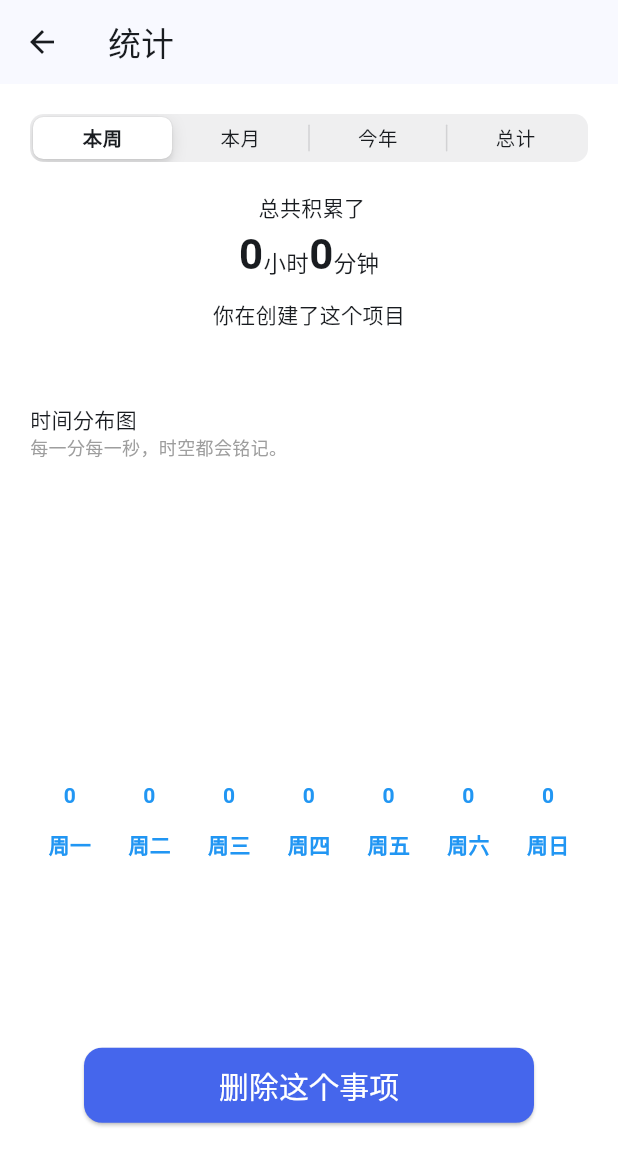
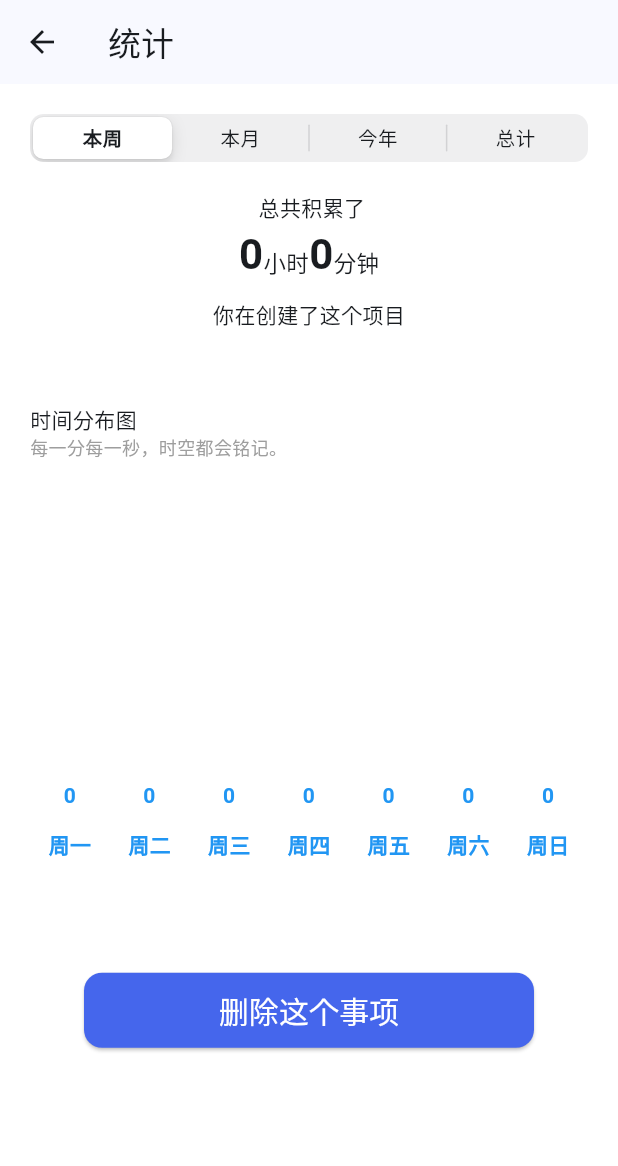
Before and after one commit to You0/time_statistics, a Flutter app: the TimeCountPage screen opened directly with empty values, on a phone screen of 412 x 824 dp. Shown: the top 1166 px of the screen. Run offline on Flutter 3.47's test engine with Material 2 defaults, Android fonts, the phone set to English and light mode, and no system bars; drawn by our look-alikes of fl_chart; our stand-ins replace flutter_local_notifications, fluttertoast, lottie, sqflite; missing offline and left inert: android_alarm_manager_plus, workmanager; accounts and stored records are empty; Roboto replaces fonts that are missing (lanting).

Commit message:
feat: bugfix

```diff
--- a/lib/activity/time_count_page.dart
+++ b/lib/activity/time_count_page.dart
@@ -254,7 +254,7 @@ class _TimeCountPageState extends State<TimeCountPage> with RestorationMixin {
                   swapAnimationDuration: const Duration(milliseconds: 300),
                   swapAnimationCurve: Curves.linear),
             ),
-            const Padding(padding: EdgeInsets.only(top: 100)),
+            const Padding(padding: EdgeInsets.only(top: 50)),
             _buildDeleteButton()
           ],
         ),
--- a/lib/main.dart
+++ b/lib/main.dart
@@ -23,7 +23,7 @@ class MyApp extends StatelessWidget {
       statusBarColor: Colors.transparent,
     ));
     return MaterialApp(
-      title: 'Flutter Demo',
+      title: '时空',
       theme: ThemeData(
         colorScheme: ColorScheme.fromSeed(seedColor: Colors.blue),
         useMaterial3: true,
```
Also changed, not shown: lib/utils/database_bean_adapter.dart (+11 -2 lines).
